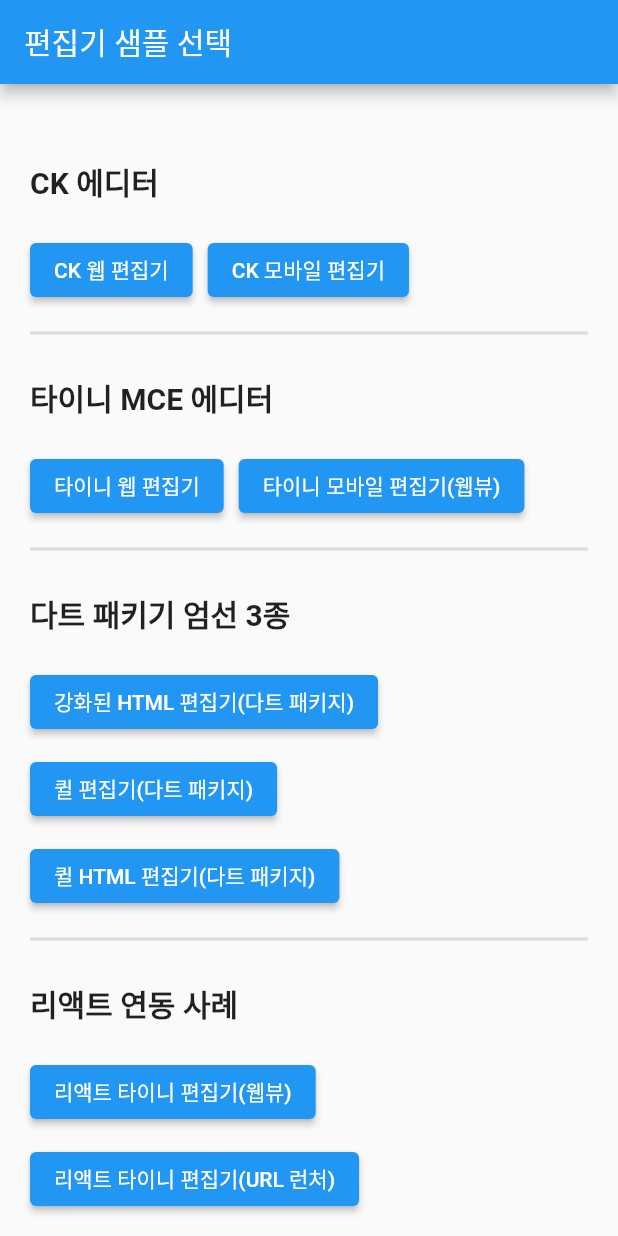
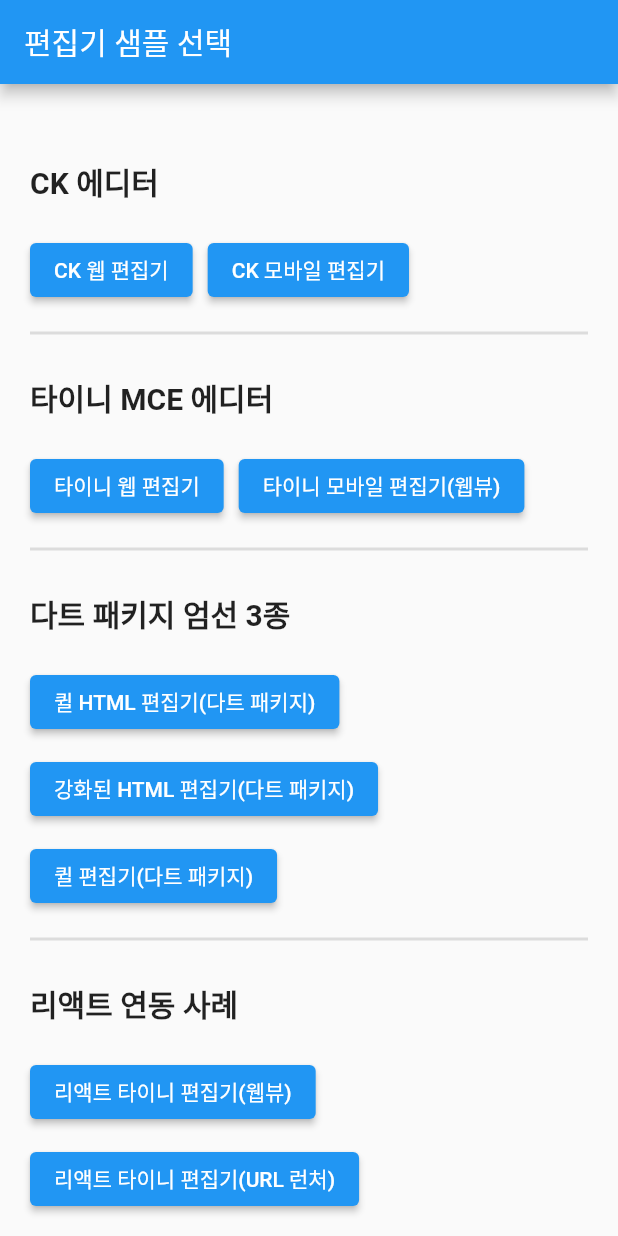
Before and after one commit to elian118/html_editor, a Flutter app: the screen it shows after launch, on a phone screen of 412 x 824 dp. Run offline on Flutter 3.47's test engine with Material 2 defaults, Android fonts, the light colour scheme and no system bars; our stand-ins replace flutter_widget_from_html, webview_flutter; missing offline and left inert: flutter_quill, html_editor_enhanced, quill_html_editor, universal_html.

Commit message:
메인 코드 위젯 분리

```diff
--- a/lib/features/main/screens/main_screen.dart
+++ b/lib/features/main/screens/main_screen.dart
@@ -12,6 +12,7 @@
 import 'package:html_editor/features/editor/screens/tiny_mobile_editor_screen.dart';
 import 'package:html_editor/features/editor/screens/tiny_react_editor_screen.dart';
 import 'package:html_editor/features/editor/screens/tiny_web_editor_screen.dart';
+import 'package:html_editor/features/main/widgets/editor_type.dart';
 import 'package:html_editor/utils/utils.dart';
 import 'package:url_launcher/url_launcher_string.dart';
 
@@ -71,14 +72,7 @@
               spacing: 10,
               runSpacing: 10,
               children: [
-                Container(
-                  width: MediaQuery.of(context).size.width,
-                  padding: const EdgeInsets.symmetric(vertical: 10),
-                  child: const Text(
-                    'CK 에디터',
-                    style: TextStyle(fontWeight: FontWeight.w600, fontSize: 20),
-                  ),
-                ),
+                const EditorType(title: 'CK 에디터'),
                 ElevatedButton(
                   onPressed: () => Utils.isWebScreen(context)
                       ? Utils.navPush(context, const CkWebEditorScreen())
@@ -94,14 +88,7 @@
                 const Divider(
                   thickness: 2,
                 ),
-                Container(
-                  width: MediaQuery.of(context).size.width,
-                  padding: const EdgeInsets.symmetric(vertical: 10),
-                  child: const Text(
-                    '타이니 MCE 에디터',
-                    style: TextStyle(fontWeight: FontWeight.w600, fontSize: 20),
-                  ),
-                ),
+                const EditorType(title: '타이니 MCE 에디터'),
                 ElevatedButton(
                   onPressed: () => Utils.isWebScreen(context)
                       ? Utils.navPush(context, const TinyWebEditorScreen())
@@ -120,13 +107,11 @@
                 const Divider(
                   thickness: 2,
                 ),
-                Container(
-                  width: MediaQuery.of(context).size.width,
-                  padding: const EdgeInsets.symmetric(vertical: 10),
-                  child: const Text(
-                    '다트 패키기 엄선 3종',
-                    style: TextStyle(fontWeight: FontWeight.w600, fontSize: 20),
-                  ),
+                const EditorType(title: '다트 패키지 엄선 3종'),
+                ElevatedButton(
+                  onPressed: () =>
+                      Utils.navPush(context, const QuillHtmlEditorScreen()),
+                  child: const Text('퀼 HTML 편집기(다트 패키지)'),
                 ),
                 ElevatedButton(
                   onPressed: () =>
@@ -138,22 +123,10 @@
                       Utils.navPush(context, const QuillEditorScreen()),
                   child: const Text('퀼 편집기(다트 패키지)'),
                 ),
-                ElevatedButton(
-                  onPressed: () =>
-                      Utils.navPush(context, const QuillHtmlEditorScreen()),
-                  child: const Text('퀼 HTML 편집기(다트 패키지)'),
-                ),
                 const Divider(
                   thickness: 2,
                 ),
-                Container(
-                  width: MediaQuery.of(context).size.width,
-                  padding: const EdgeInsets.symmetric(vertical: 10),
-                  child: const Text(
-                    '리액트 연동 사례',
-                    style: TextStyle(fontWeight: FontWeight.w600, fontSize: 20),
-                  ),
-                ),
+                const EditorType(title: '리액트 연동 사례'),
                 ElevatedButton(
                   onPressed: () => Utils.isWebScreen(context)
                       ? showDialog(
--- /dev/null
+++ b/lib/features/main/widgets/editor_type.dart
@@ -0,0 +1,21 @@
+import 'package:flutter/material.dart';
+
+class EditorType extends StatelessWidget {
+  final String title;
+  const EditorType({
+    super.key,
+    required this.title,
+  });
+
+  @override
+  Widget build(BuildContext context) {
+    return Container(
+      width: MediaQuery.of(context).size.width,
+      padding: const EdgeInsets.symmetric(vertical: 10),
+      child: Text(
+        title,
+        style: const TextStyle(fontWeight: FontWeight.w600, fontSize: 20),
+      ),
+    );
+  }
+}
```
